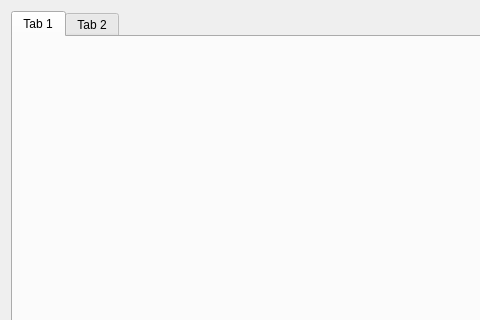
Qt form src/_res/galacticwar/galacticwar.ui (FAForever/client) before a commit; both pictures show x 0 to 480 and y 0 to 320 of the 991 by 671 pixel window.
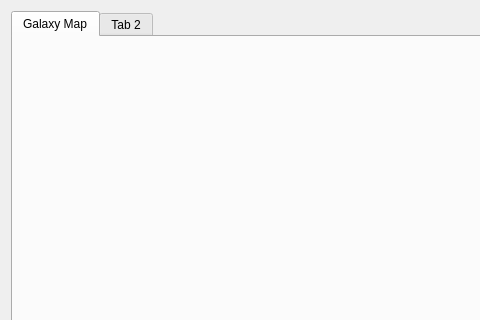
The same form after that commit. The open tabs and pages were chosen to show the change.

Diff of the .ui file:
```diff
--- a/src/_res/galacticwar/galacticwar.ui
+++ b/src/_res/galacticwar/galacticwar.ui
@@ -24,7 +24,7 @@
      </property>
      <widget class="QWidget" name="tab">
       <attribute name="title">
-       <string>Tab 1</string>
+       <string>Galaxy Map</string>
       </attribute>
      </widget>
      <widget class="QWidget" name="tab_2">
```
Left out of the diff: 5 changed lines with no effect on the pictures.
